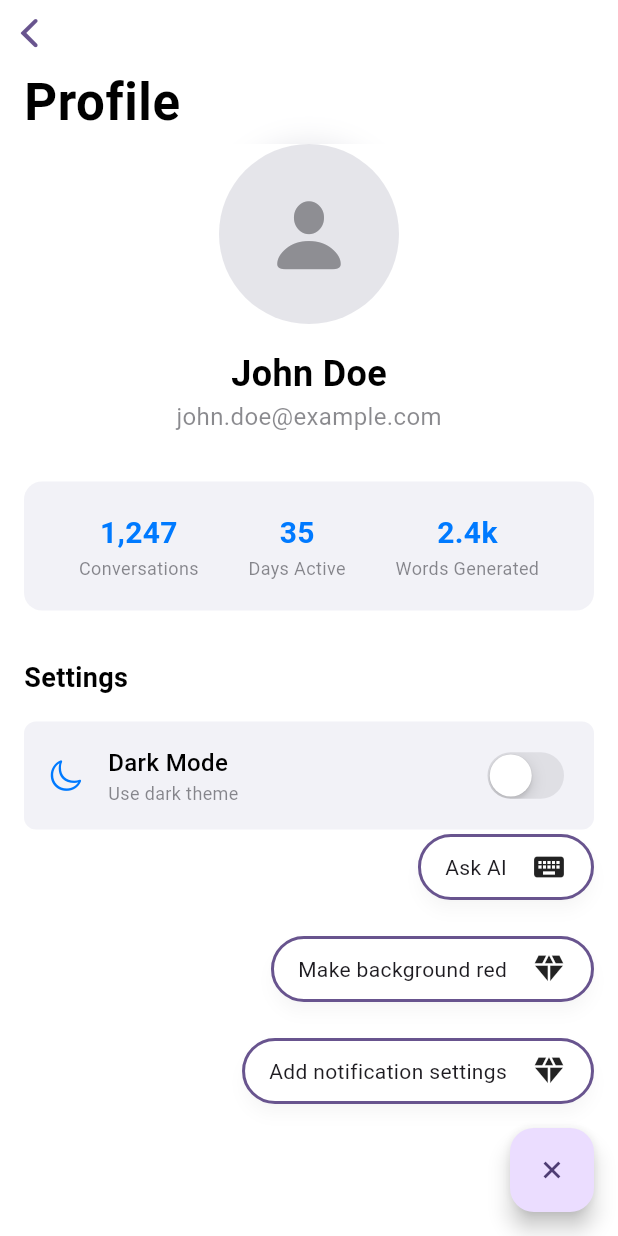
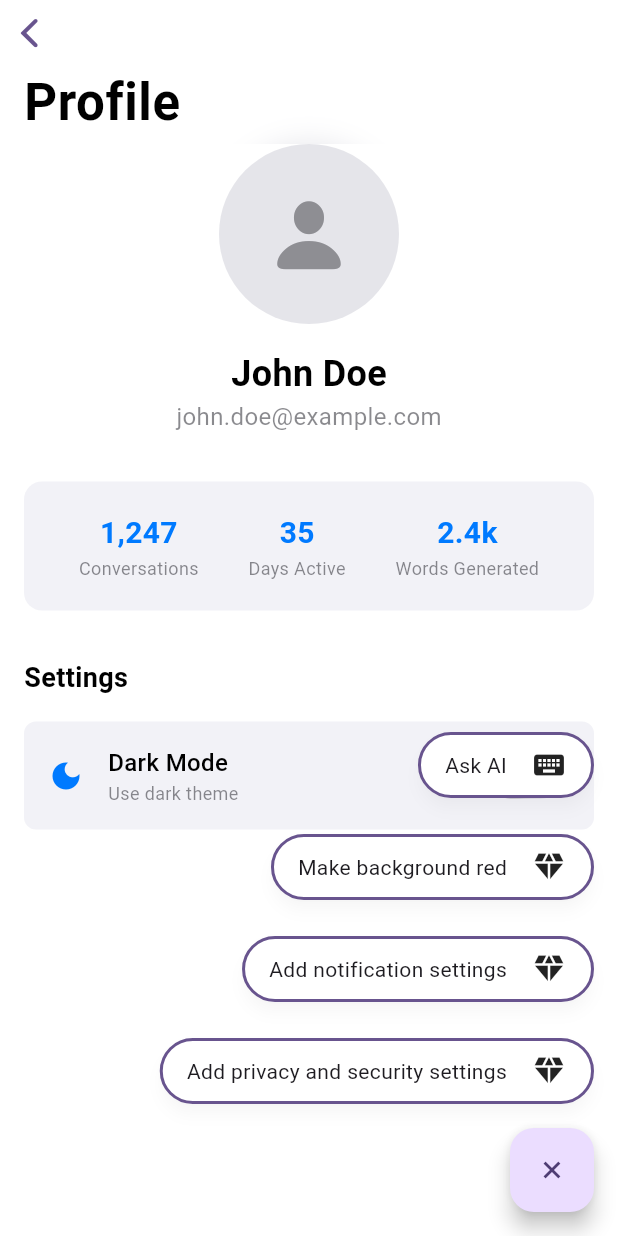
Before and after one commit to demolaf/ai_prompt_driven_app, a Flutter app: the ProfileView screen opened directly, after a tap on the "add" icon, on a phone screen of 412 x 824 dp. Run offline on Flutter 3.47's test engine with Material 3 defaults, Android fonts, the phone set to English and light mode, and no system bars; our stand-ins replace equatable.

Commit message:
Refactor icon system to use string-based approach for better AI compatibility
## Icon System Overhaul
- Refactor SettingModel to use string-based icons instead of IconData objects
- Simplify icon serialization from complex objects to simple strings
- Update SettingTile to use WidgetParser for string-to-IconData conversion
- Add common setting icons to WidgetParser (settings, notifications, moon, privacy, security, location, help)

## Prompt System Updates
- Refactor all prompts in prompt.dart to use simplified string-based icon format
- Replace complex codePoint objects with descriptive icon names
- Add new example prompts demonstrating privacy/security settings and user metrics
- Improve AI compatibility with cleaner, more understandable prompt structures

## Code Organization
- Move config classes from lib/src/model/ to lib/src/config/ for better separation
- Update all imports to reflect new config directory structure
- Maintain consistent architecture across StatCardConfig and SettingModel

## Benefits
- Dramatically simplified icon configuration for AI generation
- More robust parsing with better fallback handling
- Easier maintenance and extension of icon mappings
- Consistent approach across all configuration models

🤖 Generated with [Claude Code](https://claude.ai/code)

Co-Authored-By: Claude <noreply@anthropic.com>

```diff
--- a/lib/src/model/settings_section_config.dart
+++ b/lib/src/config/settings_section_config.dart
@@ -171,57 +171,19 @@ class SettingsSectionConfig {
               'description': 'Setting subtitle/description text',
             },
             'icon': {
-              'type': 'object',
-              'properties': {
-                'codePoint': {
-                  'type': 'integer',
-                  'description': '''Icon codePoint from Flutter libraries. Common examples:
+              'type': 'string',
+              'description': '''Icon name as string. Common examples:
 
-Material Icons (fontFamily: '', fontPackage: ''):
-- 0xe57c - Settings icon
-- 0xe7f4 - Notifications icon
-- 0xe32a - Dark mode icon
-- 0xe8f4 - Language icon
-- 0xe8f5 - Location icon
-- 0xe86c - Privacy icon
-- 0xe8b8 - Security icon
-- 0xe0c3 - Account icon
-- 0xe8dd - Help icon
-- 0xe8f0 - Info icon
-
-Cupertino Icons (fontFamily: 'CupertinoIcons', fontPackage: 'cupertino_icons'):
-- 0xf2ca - Settings icon
-- 0xf3e2 - Bell icon
-- 0xf4b3 - Moon icon
-- 0xf2e7 - Globe icon
-- 0xf455 - Location icon
-- 0xf4c9 - Lock shield icon
-- 0xf4d0 - Person icon
-- 0xf3f0 - Question circle icon
-- 0xf3ec - Info circle icon''',
-                },
-                'fontFamily': {
-                  'type': 'string',
-                  'description': '''Font family for the icon:
-- '' (empty string) for Material Icons
-- 'CupertinoIcons' for Cupertino Icons
-- Other font families as needed''',
-                },
-                'fontPackage': {
-                  'type': 'string',
-                  'description': '''Font package for the icon:
-- '' (empty string) for Material Icons
-- 'cupertino_icons' for Cupertino Icons
-- Other packages as needed''',
-                },
-              },
-              'required': ['codePoint'],
-              'description': '''Icon data for the setting. Use Flutter's built-in icon libraries:
-
-Examples:
-- Material settings: {"codePoint": 57724, "fontFamily": "", "fontPackage": ""}
-- Cupertino bell: {"codePoint": 62434, "fontFamily": "CupertinoIcons", "fontPackage": "cupertino_icons"}
-- Cupertino moon: {"codePoint": 62643, "fontFamily": "CupertinoIcons", "fontPackage": "cupertino_icons"}''',
+- 'settings' - Settings icon
+- 'notifications' - Notifications bell icon
+- 'moon' - Dark mode/night icon
+- 'globe' - Language/global icon
+- 'location' - Location pin icon
+- 'privacy' - Privacy/lock icon
+- 'security' - Security/shield icon
+- 'person' - Account/profile icon
+- 'help' - Help/question icon
+- 'info' - Information icon''',
             },
             'type': {
               'type': 'string',
--- a/lib/src/dynamic_widgets/dynamic_cupertino_sliver_navigation_bar.dart
+++ b/lib/src/dynamic_widgets/dynamic_cupertino_sliver_navigation_bar.dart
@@ -1,4 +1,4 @@
-import 'package:ai_prompt_driven_app/src/model/appbar_config.dart';
+import 'package:ai_prompt_driven_app/src/config/appbar_config.dart';
 import 'package:flutter/cupertino.dart';
 
 class DynamicCupertinoSliverNavigationBar extends CupertinoSliverNavigationBar {
--- a/lib/src/dynamic_widgets/dynamic_greeting_card.dart
+++ b/lib/src/dynamic_widgets/dynamic_greeting_card.dart
@@ -1,5 +1,5 @@
+import 'package:ai_prompt_driven_app/src/config/greeting_card_config.dart';
 import 'package:ai_prompt_driven_app/src/model/greeting_model.dart';
-import 'package:ai_prompt_driven_app/src/model/greeting_card_config.dart';
 import 'package:flutter/material.dart';
 
 class DynamicGreetingCard extends StatelessWidget {
--- a/lib/src/dynamic_widgets/dynamic_scaffold.dart
+++ b/lib/src/dynamic_widgets/dynamic_scaffold.dart
@@ -1,4 +1,4 @@
-import 'package:ai_prompt_driven_app/src/model/scaffold_config.dart';
+import 'package:ai_prompt_driven_app/src/config/scaffold_config.dart';
 import 'package:ai_prompt_driven_app/src/utils/widget_parser.dart';
 import 'package:flutter/material.dart';
 
--- a/lib/src/dynamic_widgets/dynamic_settings_section.dart
+++ b/lib/src/dynamic_widgets/dynamic_settings_section.dart
@@ -1,6 +1,6 @@
 import 'package:flutter/cupertino.dart';
 import 'package:ai_prompt_driven_app/src/model/setting_model.dart';
-import 'package:ai_prompt_driven_app/src/model/settings_section_config.dart';
+import 'package:ai_prompt_driven_app/src/config/settings_section_config.dart';
 import 'package:ai_prompt_driven_app/src/ui/profile/widgets/setting_tile.dart';
 
 class DynamicSettingsSection extends StatelessWidget {
--- a/lib/src/dynamic_widgets/dynamic_stat_card.dart
+++ b/lib/src/dynamic_widgets/dynamic_stat_card.dart
@@ -1,4 +1,4 @@
-import 'package:ai_prompt_driven_app/src/model/stat_card_config.dart';
+import 'package:ai_prompt_driven_app/src/config/stat_card_config.dart';
 import 'package:ai_prompt_driven_app/src/utils/widget_parser.dart';
 import 'package:flutter/cupertino.dart';
 import 'package:flutter/material.dart';
--- a/lib/src/model/prompt.dart
+++ b/lib/src/model/prompt.dart
@@ -52,11 +52,7 @@ class Prompt extends Equatable {
         'statCard1': {
           'title': 'Monthly Revenue',
           'value': '\$24,750',
-          'icon': {
-            'codePoint': 0xF89A, // attach_money icon
-            'fontFamily': '',
-            'fontPackage': '',
-          },
+          'icon': 'attach_money',
           'backgroundColor': 'FFE8F5E8',
           'iconColor': 'FF4CAF50',
           'valueColor': 'FF2E7D32',
@@ -71,6 +67,21 @@ class Prompt extends Equatable {
         'greetingCardConfig': {
           'gradientColors': [4294937600, 4294951175],
           // Orange to Pink gradient
+        },
+      },
+    },
+    {
+      'id': '442',
+      'title': 'Update second stat card to Users',
+      'configurable': {
+        'type': 'home',
+        'statCard2': {
+          'title': 'Active Users',
+          'value': '3,845',
+          'icon': 'person',
+          'backgroundColor': 'FFF3E5F5',
+          'iconColor': 'FF9C27B0',
+          'valueColor': 'FF7B1FA2',
         },
       },
     },
@@ -97,11 +108,7 @@ class Prompt extends Equatable {
               'id': 'notifications',
               'title': 'Notifications',
               'subtitle': 'Enable push notifications',
-              'icon': {
-                'codePoint': 0xF3E2,
-                'fontFamily': 'CupertinoIcons',
-                'fontPackage': 'cupertino_icons',
-              },
+              'icon': 'notifications',
               'type': 'toggle',
               'value': true,
             },
@@ -109,5 +116,30 @@ class Prompt extends Equatable {
         },
       },
     },
+    {
+      'id': '457',
+      'title': 'Add privacy and security settings',
+      'configurable': {
+        'type': 'profile',
+        'settingsSectionConfig': {
+          'settings': [
+            {
+              'id': 'privacy',
+              'title': 'Privacy',
+              'subtitle': 'Manage your privacy settings',
+              'icon': 'privacy',
+              'type': 'navigation',
+            },
+            {
+              'id': 'security',
+              'title': 'Security',
+              'subtitle': 'Account security settings',
+              'icon': 'security',
+              'type': 'navigation',
+            },
+          ],
+        },
+      },
+    },
   ];
 }
--- a/lib/src/model/setting_model.dart
+++ b/lib/src/model/setting_model.dart
@@ -17,41 +17,33 @@ class SettingModel {
   final String id;
   final String title;
   final String subtitle;
-  final IconData icon;
+  final String icon; // Icon name as string (e.g., 'moon', 'settings', 'bell')
   final SettingType type;
   final bool? value;
   final ValueChanged<bool>? onToggle;
   final VoidCallback? onTap;
 
   factory SettingModel.fromJson(Map<String, dynamic> json) {
+    String iconString;
     final iconData = json['icon'];
-    IconData icon;
 
     if (iconData is Map<String, dynamic>) {
-      // New format: {codePoint: 0xF3E2, fontFamily: '', fontPackage: ''}
-      icon = IconData(
-        iconData['codePoint'] as int,
-        fontFamily: iconData['fontFamily']?.isEmpty == true
-            ? null
-            : iconData['fontFamily'] as String?,
-        fontPackage: iconData['fontPackage']?.isEmpty == true
-            ? null
-            : iconData['fontPackage'] as String?,
-      );
+      // New format: convert back to string representation for SettingModel
+      // Create a descriptive string from the codePoint
+      iconString = 'icon_${iconData['codePoint'].toRadixString(16)}';
+    } else if (iconData is String) {
+      // Legacy string format
+      iconString = iconData;
     } else {
-      // Legacy format: direct integer codePoint
-      icon = IconData(
-        iconData as int,
-        fontFamily: 'CupertinoIcons',
-        fontPackage: 'cupertino_icons',
-      );
+      // Fallback for any other type
+      iconString = 'settings';
     }
 
     return SettingModel(
       id: json['id'] as String,
       title: json['title'] as String,
       subtitle: json['subtitle'] as String,
-      icon: icon,
+      icon: iconString,
       type: SettingType.values.firstWhere(
         (e) => e.name == json['type'] as String,
         orElse: () => SettingType.toggle,
@@ -65,11 +57,7 @@ class SettingModel {
       'id': id,
       'title': title,
       'subtitle': subtitle,
-      'icon': {
-        'codePoint': icon.codePoint,
-        'fontFamily': icon.fontFamily ?? '',
-        'fontPackage': icon.fontPackage ?? '',
-      },
+      'icon': icon,
       'type': type.name,
       'value': value,
     };
@@ -79,7 +67,7 @@ class SettingModel {
     String? id,
     String? title,
     String? subtitle,
-    IconData? icon,
+    String? icon,
     SettingType? type,
     bool? value,
     ValueChanged<bool>? onToggle,
@@ -102,7 +90,7 @@ class SettingModel {
       id: 'dark_mode',
       title: 'Dark Mode',
       subtitle: 'Use dark theme',
-      icon: CupertinoIcons.moon,
+      icon: 'moon',
       type: SettingType.toggle,
       value: false,
     ),
--- a/lib/src/ui/profile/profile_view_configurable.dart
+++ b/lib/src/ui/profile/profile_view_configurable.dart
@@ -1,6 +1,6 @@
-import 'package:ai_prompt_driven_app/src/model/appbar_config.dart';
-import 'package:ai_prompt_driven_app/src/model/scaffold_config.dart';
-import 'package:ai_prompt_driven_app/src/model/settings_section_config.dart';
+import 'package:ai_prompt_driven_app/src/config/appbar_config.dart';
+import 'package:ai_prompt_driven_app/src/config/scaffold_config.dart';
+import 'package:ai_prompt_driven_app/src/config/settings_section_config.dart';
 import 'package:ai_prompt_driven_app/src/model/setting_model.dart';
 import 'package:ai_prompt_driven_app/src/model/view_configurable.dart';
 import 'package:equatable/equatable.dart';
--- a/lib/src/ui/profile/widgets/setting_tile.dart
+++ b/lib/src/ui/profile/widgets/setting_tile.dart
@@ -1,5 +1,6 @@
 import 'package:flutter/cupertino.dart';
 import 'package:ai_prompt_driven_app/src/model/setting_model.dart';
+import 'package:ai_prompt_driven_app/src/utils/widget_parser.dart';
 
 class SettingTile extends StatelessWidget {
   const SettingTile({required this.setting, super.key});
@@ -19,7 +20,11 @@ class SettingTile extends StatelessWidget {
         ),
         child: Row(
           children: [
-            Icon(setting.icon, size: 24, color: CupertinoColors.systemBlue),
+            Icon(
+              WidgetParser.parseIcon(setting.icon),
+              size: 24,
+              color: CupertinoColors.systemBlue,
+            ),
             SizedBox(width: 16),
             Expanded(
               child: Column(
--- a/lib/src/utils/widget_parser.dart
+++ b/lib/src/utils/widget_parser.dart
@@ -104,6 +104,20 @@ class WidgetParser {
         return Icons.chat_bubble_outline;
       case 'globe':
         return Icons.language;
+      case 'settings':
+        return Icons.settings;
+      case 'notifications':
+        return Icons.notifications;
+      case 'moon':
+        return Icons.dark_mode;
+      case 'privacy':
+        return Icons.privacy_tip;
+      case 'security':
+        return Icons.security;
+      case 'location':
+        return Icons.location_on;
+      case 'help':
+        return Icons.help;
       default:
         return Icons.analytics; // Default fallback icon
     }
```
Also changed, not shown: lib/src/model/view_configurable.dart (+5 -5 lines), lib/src/ui/home/home_view_configurable.dart (+4 -4 lines), lib/src/config/appbar_config.dart (renamed from lib/src/model/appbar_config.dart), lib/src/config/greeting_card_config.dart (renamed from lib/src/model/greeting_card_config.dart), lib/src/config/scaffold_config.dart (renamed from lib/src/model/scaffold_config.dart), lib/src/config/stat_card_config.dart (renamed from lib/src/model/stat_card_config.dart).
